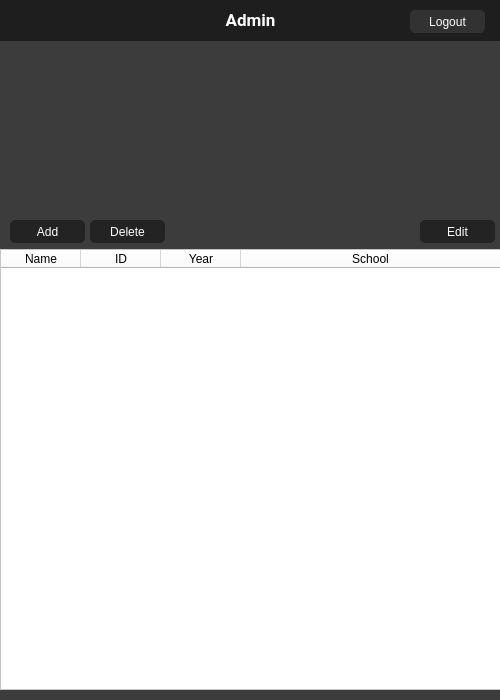
This is RO.ui in sheikhsufyan89/dsa_project as Qt 5 draws it before an edit. The edited form follows.
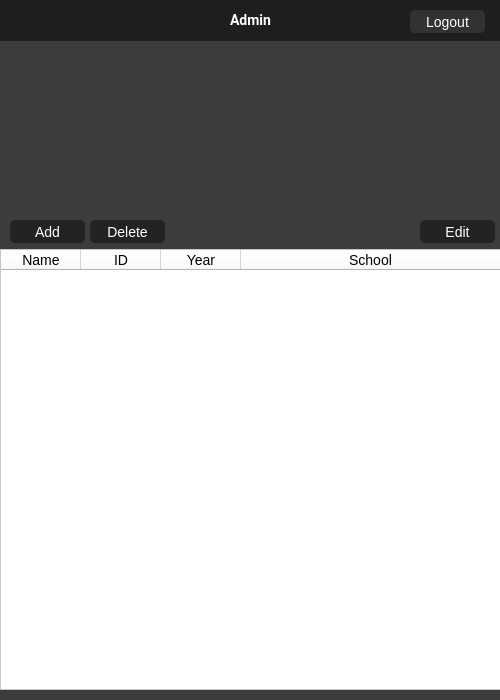
This is the edited form.

What changed in the file:
```diff
--- a/RO.ui
+++ b/RO.ui
@@ -23,7 +23,7 @@
    <bool>false</bool>
   </property>
   <property name="styleSheet">
-   <string notr="true"/>
+   <string notr="true">font-size: 14px;</string>
   </property>
   <widget class="QPushButton" name="LogoutBtn">
    <property name="geometry">
@@ -351,7 +351,7 @@
    <property name="font">
     <font>
      <family>Roboto</family>
-     <pointsize>13</pointsize>
+     <pointsize>-1</pointsize>
      <weight>75</weight>
      <bold>true</bold>
     </font>
```
Left out of the diff: 8 changed lines with no effect on the pictures.
